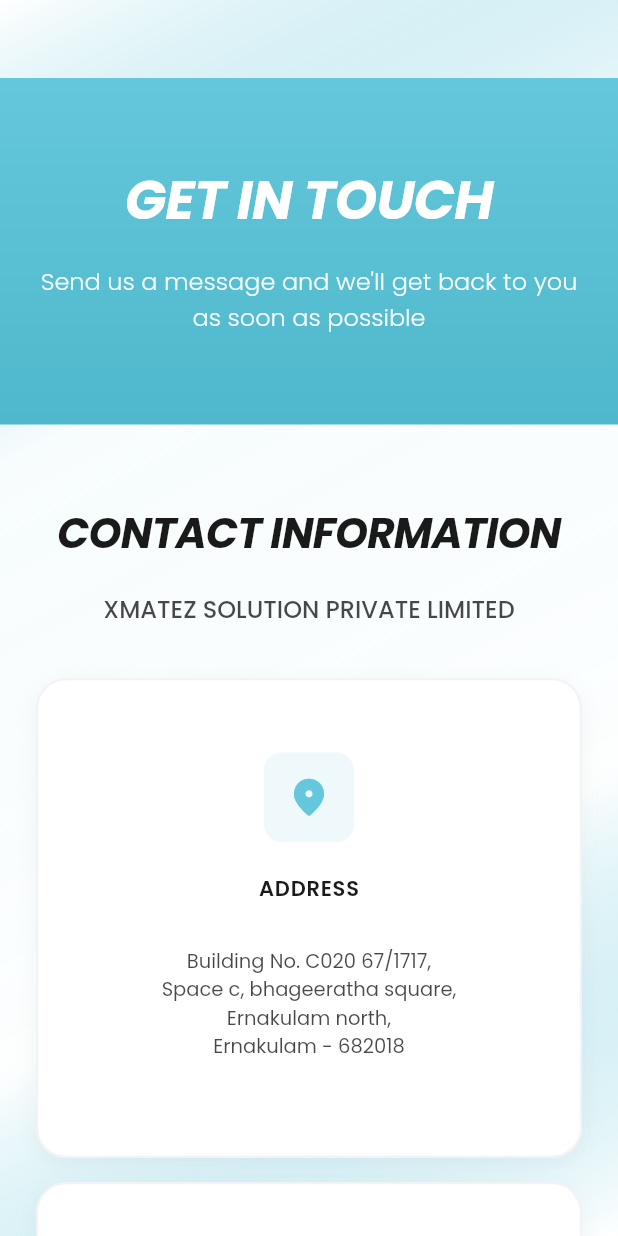
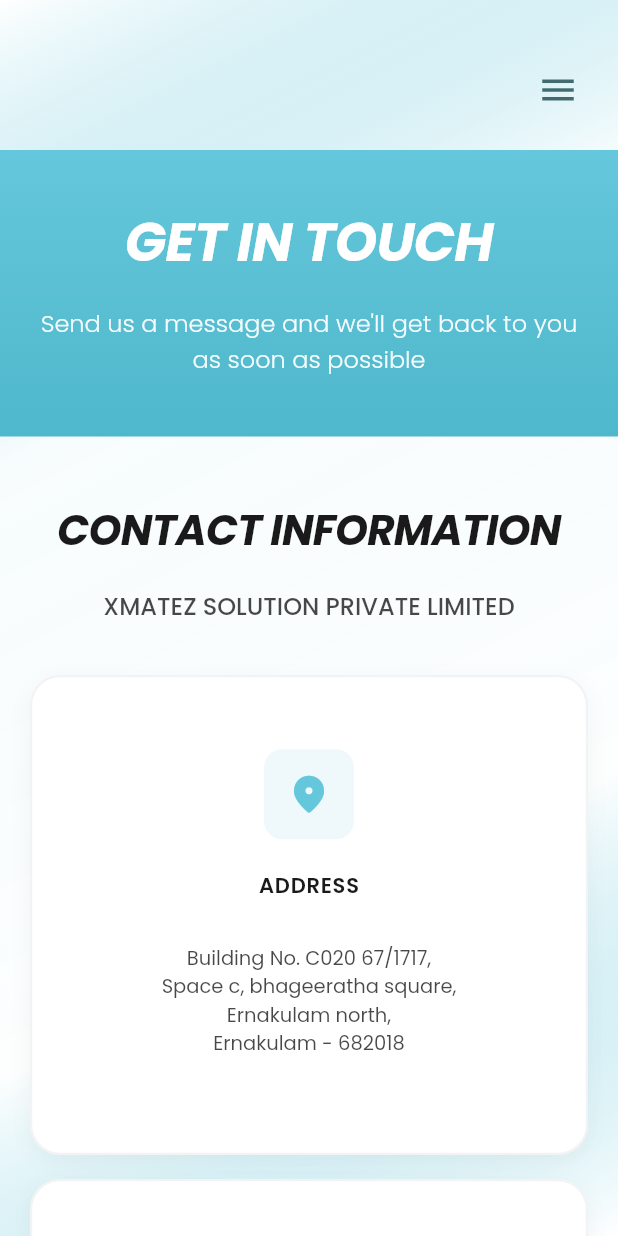
Before and after one commit to murshidkayla/x-mates-website, a Flutter app: the ContactPage screen opened by its route, on a phone screen of 412 x 824 dp. Run offline on Flutter 3.47's test engine with Material 3 defaults, Android fonts, the light colour scheme and no system bars; our stand-ins replace google_fonts.

Commit message:
ui fixings

```diff
--- a/lib/presentation/pages/contact_page.dart
+++ b/lib/presentation/pages/contact_page.dart
@@ -9,6 +9,7 @@
 import '../widgets/modern_chat_card.dart';
 import '../widgets/footer.dart';
 import '../theme/app_theme.dart';
+import '../utils/responsive.dart';
 
 class ContactPage extends StatefulWidget {
   const ContactPage({super.key});
@@ -146,8 +147,6 @@
 
   @override
   Widget build(BuildContext context) {
-    final isMobile = MediaQuery.of(context).size.width <= 768;
-
     return Scaffold(
       backgroundColor: Colors.transparent,
       body: Container(
@@ -172,10 +171,7 @@
               // Simple Header Section
               Container(
                 width: double.infinity,
-                padding: EdgeInsets.symmetric(
-                  horizontal: isMobile ? 24 : 80,
-                  vertical: isMobile ? 60 : 80,
-                ),
+                padding: Responsive.sectionPadding(context),
                 decoration: BoxDecoration(
                   gradient: LinearGradient(
                     begin: Alignment.topCenter,
@@ -193,7 +189,12 @@
                       'GET IN TOUCH',
                       style: GoogleFonts.poppins(
                         color: Colors.white,
-                        fontSize: isMobile ? 36 : 48,
+                        fontSize: Responsive.fontSize(
+                          context,
+                          mobile: 36.0,
+                          tablet: 42.0,
+                          desktop: 48.0,
+                        ),
                         fontWeight: FontWeight.w700,
                         fontStyle: FontStyle.italic,
                         letterSpacing: -0.5,
@@ -201,12 +202,17 @@
                       ),
                       textAlign: TextAlign.center,
                     ),
-                    SizedBox(height: isMobile ? 20 : 24),
+                    SizedBox(height: Responsive.spacing(context, mobile: 20.0, desktop: 24.0)),
                     Text(
                       'Send us a message and we\'ll get back to you as soon as possible',
                       style: GoogleFonts.poppins(
                         color: Colors.white.withOpacity(0.95),
-                        fontSize: isMobile ? 16 : 18,
+                        fontSize: Responsive.fontSize(
+                          context,
+                          mobile: 16.0,
+                          tablet: 17.0,
+                          desktop: 18.0,
+                        ),
                         fontWeight: FontWeight.w300,
                         height: 1.5,
                       ),
@@ -216,9 +222,8 @@
                 ),
               ),
               // Content Section
-              _ContactInfoSection(isMobile: isMobile),
+              const _ContactInfoSection(),
               _ContactFormSection(
-              isMobile: isMobile,
                 formKey: _formKey,
                 nameController: _nameController,
                 emailController: _emailController,
@@ -236,7 +241,6 @@
 
 // Contact Form Section
 class _ContactFormSection extends StatelessWidget {
-  final bool isMobile;
   final GlobalKey<FormState> formKey;
   final TextEditingController nameController;
   final TextEditingController emailController;
@@ -244,7 +248,6 @@
   final VoidCallback onSubmit;
 
   const _ContactFormSection({
-    required this.isMobile,
     required this.formKey,
     required this.nameController,
     required this.emailController,
@@ -255,12 +258,11 @@
   @override
   Widget build(BuildContext context) {
     return Container(
-      padding: EdgeInsets.symmetric(
-        horizontal: isMobile ? 24 : 80,
-        vertical: isMobile ? 50 : 70,
+      padding: Responsive.sectionPadding(context),
+      child: ModernChatCard(
+        padding: EdgeInsets.all(
+          Responsive.value(context, mobile: 20.0, tablet: 26.0, desktop: 32.0),
         ),
-      child: ModernChatCard(
-        padding: EdgeInsets.all(isMobile ? 20 : 32),
         child: Form(
           key: formKey,
           child: Column(
@@ -271,13 +273,18 @@
                 style: GoogleFonts.poppins(
                   fontWeight: FontWeight.w700,
                   fontStyle: FontStyle.italic,
-                  fontSize: isMobile ? 24 : 32,
+                  fontSize: Responsive.fontSize(
+                    context,
+                    mobile: 24.0,
+                    tablet: 28.0,
+                    desktop: 32.0,
+                  ),
                   color: AppTheme.textPrimary,
                   letterSpacing: -0.5,
                 ),
                 textAlign: TextAlign.center,
               ),
-              SizedBox(height: isMobile ? 24 : 32),
+              SizedBox(height: Responsive.spacing(context, mobile: 24.0, desktop: 32.0)),
               _StandardTextField(
                 controller: nameController,
                 label: 'Full Name',
@@ -321,7 +328,7 @@
                   return null;
                 },
               ),
-              SizedBox(height: isMobile ? 24 : 32),
+              SizedBox(height: Responsive.spacing(context, mobile: 24.0, desktop: 32.0)),
               PandoraButton(
                 label: 'Send Message',
                 isLarge: true,
@@ -417,19 +424,16 @@
 
 // Contact Info Section
 class _ContactInfoSection extends StatelessWidget {
-  final bool isMobile;
-
-  const _ContactInfoSection({required this.isMobile});
+  const _ContactInfoSection();
 
   @override
   Widget build(BuildContext context) {
+    final isMobile = Responsive.isMobile(context);
+
     return Container(
-      padding: EdgeInsets.symmetric(
-        horizontal: isMobile ? 24 : 80,
-        vertical: isMobile ? 50 : 70,
-      ),
+      padding: Responsive.sectionPadding(context),
       constraints: BoxConstraints(
-        maxWidth: isMobile ? double.infinity : 1000,
+        maxWidth: Responsive.maxContentWidth(context),
       ),
       child: Column(
         crossAxisAlignment: CrossAxisAlignment.center,
@@ -438,24 +442,34 @@
             'CONTACT INFORMATION',
             style: GoogleFonts.poppins(
               color: AppTheme.textPrimary,
-              fontSize: isMobile ? 28 : 36,
+              fontSize: Responsive.fontSize(
+                context,
+                mobile: 28.0,
+                tablet: 32.0,
+                desktop: 36.0,
+              ),
               fontWeight: FontWeight.w700,
               fontStyle: FontStyle.italic,
               letterSpacing: -0.5,
             ),
             textAlign: TextAlign.center,
           ),
-          SizedBox(height: isMobile ? 16 : 20),
+          SizedBox(height: Responsive.spacing(context, mobile: 16.0, desktop: 20.0)),
           Text(
             'XMATEZ SOLUTION PRIVATE LIMITED',
             style: GoogleFonts.poppins(
               color: AppTheme.textPrimary.withOpacity(0.8),
-              fontSize: isMobile ? 16 : 18,
+              fontSize: Responsive.fontSize(
+                context,
+                mobile: 16.0,
+                tablet: 17.0,
+                desktop: 18.0,
+              ),
               fontWeight: FontWeight.w500,
             ),
             textAlign: TextAlign.center,
           ),
-          SizedBox(height: isMobile ? 32 : 40),
+          SizedBox(height: Responsive.spacing(context, mobile: 32.0, desktop: 40.0)),
           isMobile
               ? Column(
                   children: [
@@ -509,7 +523,7 @@
                         onTap: () {},
                       ),
                     ),
-                    SizedBox(width: 24),
+                    SizedBox(width: Responsive.spacing(context, mobile: 16.0, desktop: 24.0)),
                     Expanded(
                       child: _ContactInfoCard(
                         icon: Icons.email_rounded,
@@ -526,7 +540,7 @@
                         },
                       ),
                     ),
-                    SizedBox(width: 24),
+                    SizedBox(width: Responsive.spacing(context, mobile: 16.0, desktop: 24.0)),
                     Expanded(
                       child: _ContactInfoCard(
                         icon: Icons.phone_rounded,
--- a/lib/presentation/pages/how_to_delete_page.dart
+++ b/lib/presentation/pages/how_to_delete_page.dart
@@ -6,6 +6,7 @@
 import '../widgets/footer.dart';
 import '../widgets/logo.dart';
 import '../theme/app_theme.dart';
+import '../utils/responsive.dart';
 
 class HowToDeletePage extends StatelessWidget {
   const HowToDeletePage({super.key});
@@ -23,7 +24,7 @@
 
   @override
   Widget build(BuildContext context) {
-    final isMobile = MediaQuery.of(context).size.width <= 768;
+    final isMobile = Responsive.isMobile(context);
 
     // Set route when page loads
     WidgetsBinding.instance.addPostFrameCallback((_) {
@@ -395,7 +396,7 @@
 
   @override
   Widget build(BuildContext context) {
-    final isMobile = MediaQuery.of(context).size.width <= 768;
+    final isMobile = Responsive.isMobile(context);
     return Container(
       padding: EdgeInsets.all(isMobile ? 16 : 20),
       decoration: BoxDecoration(
--- /dev/null
+++ b/lib/presentation/utils/responsive.dart
@@ -0,0 +1,115 @@
+import 'package:flutter/material.dart';
+
+/// Responsive utility class for consistent breakpoints across the app
+class Responsive {
+  // Breakpoints
+  static const double mobileBreakpoint = 600;
+  static const double tabletBreakpoint = 1024;
+  static const double desktopBreakpoint = 1440;
+
+  // Screen size getters
+  static bool isMobile(BuildContext context) {
+    return MediaQuery.of(context).size.width < mobileBreakpoint;
+  }
+
+  static bool isTablet(BuildContext context) {
+    final width = MediaQuery.of(context).size.width;
+    return width >= mobileBreakpoint && width < tabletBreakpoint;
+  }
+
+  static bool isDesktop(BuildContext context) {
+    return MediaQuery.of(context).size.width >= tabletBreakpoint;
+  }
+
+  static bool isMobileOrTablet(BuildContext context) {
+    return MediaQuery.of(context).size.width < tabletBreakpoint;
+  }
+
+  // Responsive value getter
+  static T value<T>(BuildContext context, {
+    required T mobile,
+    T? tablet,
+    required T desktop,
+  }) {
+    if (isMobile(context)) return mobile;
+    if (isTablet(context)) return tablet ?? mobile;
+    return desktop;
+  }
+
+  // Responsive padding
+  static EdgeInsets padding(BuildContext context) {
+    return EdgeInsets.symmetric(
+      horizontal: value(
+        context,
+        mobile: 20.0,
+        tablet: 40.0,
+        desktop: 80.0,
+      ),
+    );
+  }
+
+  static EdgeInsets sectionPadding(BuildContext context) {
+    return EdgeInsets.symmetric(
+      horizontal: value(
+        context,
+        mobile: 20.0,
+        tablet: 40.0,
+        desktop: 80.0,
+      ),
+      vertical: value(
+        context,
+        mobile: 40.0,
+        tablet: 60.0,
+        desktop: 80.0,
+      ),
+    );
+  }
+
+  // Responsive font sizes
+  static double fontSize(BuildContext context, {
+    required double mobile,
+    double? tablet,
+    required double desktop,
+  }) {
+    return value(
+      context,
+      mobile: mobile,
+      tablet: tablet ?? mobile * 1.2,
+      desktop: desktop,
+    );
+  }
+
+  // Responsive spacing
+  static double spacing(BuildContext context, {
+    required double mobile,
+    double? tablet,
+    required double desktop,
+  }) {
+    return value(
+      context,
+      mobile: mobile,
+      tablet: tablet ?? mobile * 1.3,
+      desktop: desktop,
+    );
+  }
+
+  // Get screen width
+  static double width(BuildContext context) {
+    return MediaQuery.of(context).size.width;
+  }
+
+  // Get screen height
+  static double height(BuildContext context) {
+    return MediaQuery.of(context).size.height;
+  }
+
+  // Max content width
+  static double maxContentWidth(BuildContext context) {
+    return value(
+      context,
+      mobile: double.infinity,
+      tablet: 900.0,
+      desktop: 1200.0,
+    );
+  }
+}
--- a/lib/presentation/widgets/pandora_navbar.dart
+++ b/lib/presentation/widgets/pandora_navbar.dart
@@ -3,6 +3,7 @@
 import 'package:google_fonts/google_fonts.dart';
 import '../../application/providers/navigation_provider.dart';
 import '../../application/providers/ui_state_provider.dart';
+import '../utils/responsive.dart';
 
 class PandoraNavbar extends StatefulWidget {
   const PandoraNavbar({super.key});
@@ -14,8 +15,13 @@
 class _PandoraNavbarState extends State<PandoraNavbar> {
   @override
   Widget build(BuildContext context) {
-    final isMobile = MediaQuery.of(context).size.width <= 768;
+    final isMobile = Responsive.isMobile(context);
+    final isTablet = Responsive.isTablet(context);
     final currentRoute = Provider.of<NavigationProvider>(context).currentRoute;
+
+    return Consumer<UIStateProvider>(
+      builder: (context, uiState, child) {
+        final isMobileMenuOpen = uiState.isMobileMenuOpen;
 
         return AnimatedSwitcher(
           duration: const Duration(milliseconds: 400),
@@ -28,14 +34,17 @@
           child: Container(
             key: ValueKey(currentRoute),
             padding: EdgeInsets.symmetric(
-          horizontal: isMobile ? 16 : 24,
+              horizontal: isMobile ? 16 : (isTablet ? 24 : 40),
               vertical: 16,
             ),
-        child: Row(
+            child: Column(
+              children: [
+                Row(
                   mainAxisAlignment: MainAxisAlignment.end,
                   children: [
                     if (!isMobile)
-              Row(
+                      Flexible(
+                        child: Row(
                           mainAxisAlignment: MainAxisAlignment.end,
                           children: [
                             _NavLink(
@@ -44,20 +53,21 @@
                               isActive: currentRoute == '/',
                               currentRoute: currentRoute,
                             ),
-                  const SizedBox(width: 28),
+                            SizedBox(width: isTablet ? 16 : 28),
                             _NavLink(
                               label: 'Privacy',
                               route: '/privacy-policy',
                               isActive: currentRoute == '/privacy-policy',
                               currentRoute: currentRoute,
                             ),
-                  const SizedBox(width: 28),
+                            SizedBox(width: isTablet ? 16 : 28),
                             _NavLink(
                               label: 'Terms',
                               route: '/terms-conditions',
                               isActive: currentRoute == '/terms-conditions',
                               currentRoute: currentRoute,
                             ),
+                            if (!isTablet) ...[
                               const SizedBox(width: 28),
                               _NavLink(
                                 label: 'Community Guidelines',
@@ -65,7 +75,8 @@
                                 isActive: currentRoute == '/community-guidelines',
                                 currentRoute: currentRoute,
                               ),
-                  const SizedBox(width: 28),
+                            ],
+                            SizedBox(width: isTablet ? 16 : 28),
                             _NavLink(
                               label: 'Contact',
                               route: '/contact',
@@ -74,9 +85,72 @@
                             ),
                           ],
                         ),
+                      )
+                    else
+                      IconButton(
+                        icon: Icon(
+                          isMobileMenuOpen ? Icons.close : Icons.menu,
+                          color: const Color.fromRGBO(66, 107, 112, 1),
+                          size: 28,
+                        ),
+                        onPressed: () {
+                          uiState.toggleMobileMenu();
+                        },
+                      ),
+                  ],
+                ),
+                if (isMobile && isMobileMenuOpen)
+                  Padding(
+                    padding: const EdgeInsets.only(top: 20),
+                    child: Column(
+                      children: [
+                        _NavLink(
+                          label: 'Home',
+                          route: '/',
+                          isActive: currentRoute == '/',
+                          currentRoute: currentRoute,
+                          onTap: () => uiState.setMobileMenuOpen(false),
+                        ),
+                        const SizedBox(height: 16),
+                        _NavLink(
+                          label: 'Privacy',
+                          route: '/privacy-policy',
+                          isActive: currentRoute == '/privacy-policy',
+                          currentRoute: currentRoute,
+                          onTap: () => uiState.setMobileMenuOpen(false),
+                        ),
+                        const SizedBox(height: 16),
+                        _NavLink(
+                          label: 'Terms',
+                          route: '/terms-conditions',
+                          isActive: currentRoute == '/terms-conditions',
+                          currentRoute: currentRoute,
+                          onTap: () => uiState.setMobileMenuOpen(false),
+                        ),
+                        const SizedBox(height: 16),
+                        _NavLink(
+                          label: 'Community Guidelines',
+                          route: '/community-guidelines',
+                          isActive: currentRoute == '/community-guidelines',
+                          currentRoute: currentRoute,
+                          onTap: () => uiState.setMobileMenuOpen(false),
+                        ),
+                        const SizedBox(height: 16),
+                        _NavLink(
+                          label: 'Contact',
+                          route: '/contact',
+                          isActive: currentRoute == '/contact',
+                          currentRoute: currentRoute,
+                          onTap: () => uiState.setMobileMenuOpen(false),
+                        ),
                       ],
                     ),
                   ),
+              ],
+            ),
+          ),
+        );
+      },
     );
   }
 }
@@ -86,12 +160,14 @@
   final String route;
   final bool isActive;
   final String currentRoute;
+  final VoidCallback? onTap;
 
   const _NavLink({
     required this.label,
     required this.route,
     required this.isActive,
     required this.currentRoute,
+    this.onTap,
   });
 
   @override
@@ -180,6 +256,7 @@
           Provider.of<NavigationProvider>(context, listen: false)
               .setCurrentRoute(widget.route);
           Navigator.of(context).pushReplacementNamed(widget.route);
+          widget.onTap?.call();
         },
         child: AnimatedBuilder(
           animation: _controller,
```
Also changed, not shown: lib/presentation/pages/community_guidelines_page.dart (+4 -3 lines), lib/presentation/pages/home_page.dart (+199 -116 lines), lib/presentation/pages/privacy_policy_page.dart (+8 -10 lines), lib/presentation/pages/terms_conditions_page.dart (+6 -5 lines), lib/presentation/widgets/footer.dart (+24 -24 lines). Lines whose indentation alone changed are shown as unchanged.
